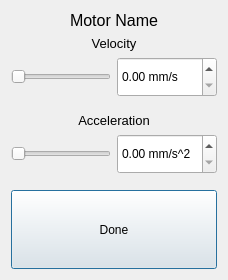
The window that motordialog.ui (SeraphRobotics/SeraphPrint) describes before a commit, drawn with Qt 5.
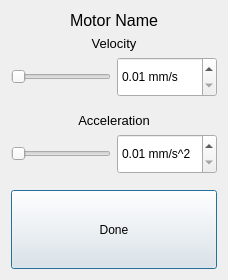
The same window after the commit.

Patch:
```diff
--- a/motordialog.ui
+++ b/motordialog.ui
@@ -6,7 +6,7 @@
    <rect>
     <x>0</x>
     <y>0</y>
-    <width>227</width>
+    <width>228</width>
     <height>280</height>
    </rect>
   </property>
@@ -72,6 +72,12 @@
          <property name="suffix">
           <string> mm/s</string>
          </property>
+         <property name="minimum">
+          <double>0.010000000000000</double>
+         </property>
+         <property name="maximum">
+          <double>200.000000000000000</double>
+         </property>
         </widget>
        </item>
       </layout>
@@ -137,6 +143,12 @@
          <property name="suffix">
           <string notr="true"> mm/s^2</string>
          </property>
+         <property name="minimum">
+          <double>0.010000000000000</double>
+         </property>
+         <property name="maximum">
+          <double>200.000000000000000</double>
+         </property>
         </widget>
        </item>
       </layout>
```
Left out of the diff: 6 changed lines with no effect on the pictures.
